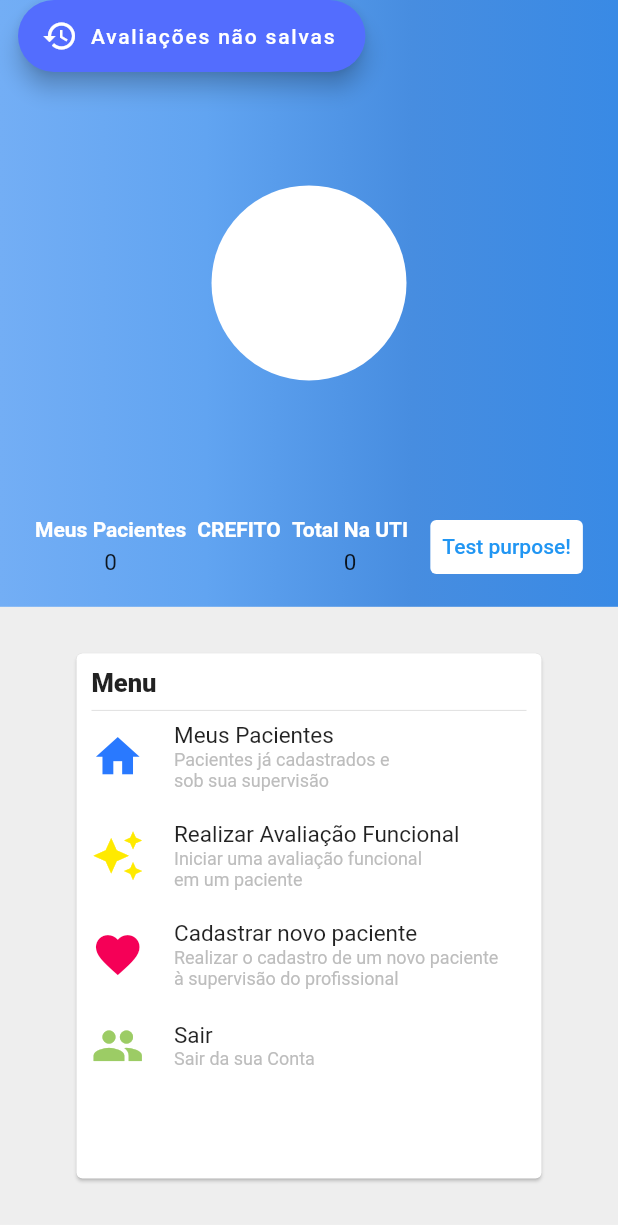
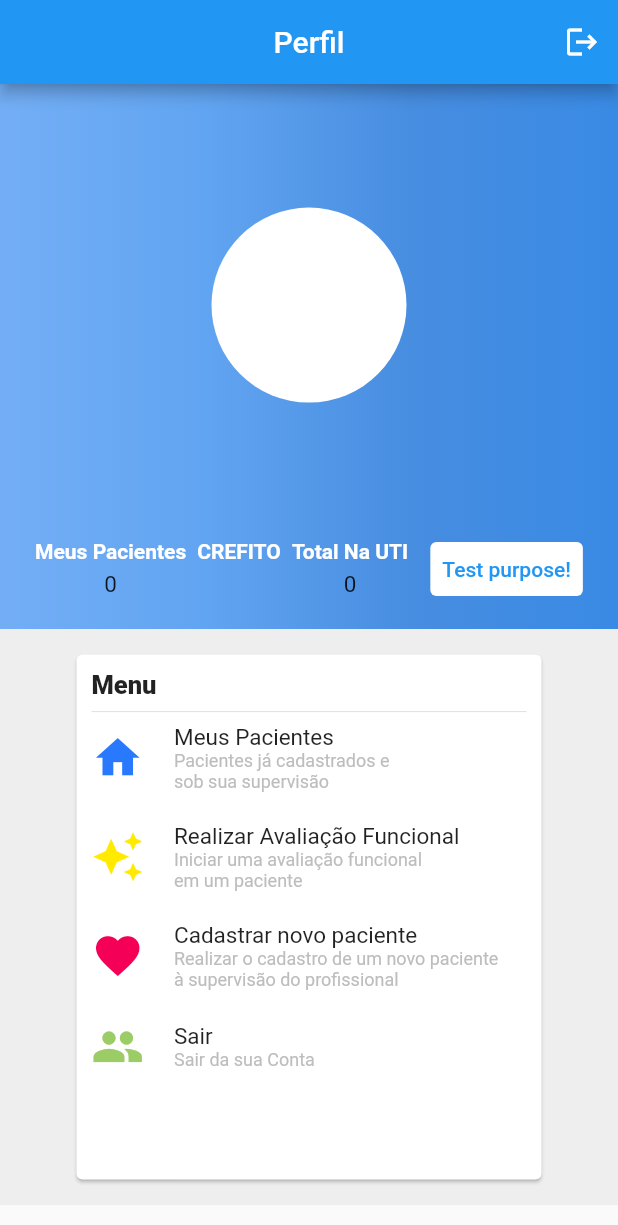
Before and after one commit to MathMarks/avaliaPhysio, a Flutter app: the screen it shows once a user with an empty profile is signed in, on a phone screen of 412 x 824 dp. Shown: the top 1225 px of the screen. Run offline on Flutter 3.47's test engine with Material 2 defaults, Android fonts, the phone set to English and light mode, and no system bars; our stand-ins replace cloud_firestore, firebase_auth, firebase_core, fl_chart, group_button and 2 more; missing offline and left inert: dart:ffi, localstore, open_file_plus, to_csv; accounts and stored records are empty.

Commit message:
0.6.3 - Adicionada appbar na página de perfil e implementada lógica pra botão de avaliações rápidas aparecer apenas quando houver avaliações a serem salvas

```diff
--- a/lib/profile_page.dart
+++ b/lib/profile_page.dart
@@ -9,6 +9,7 @@ import 'package:projeto_tcc_2/cadastroPacientes.dart';
 import 'package:projeto_tcc_2/login_screen.dart';
 import 'package:localstore/localstore.dart';
 import 'package:projeto_tcc_2/menu_avaliacoes.dart';
+import 'dart:developer' as developer;
 
 class Profile extends StatefulWidget {
   final String? msgPopUp;
@@ -50,30 +51,23 @@ class _ProfileState extends State<Profile> {
 
     if (FirebaseAuth.instance.currentUser != null) {
       return Scaffold(
-        /* floatingActionButton: FloatingActionButton(
-        onPressed: () {
-          Navigator.push(
-              context,
-              MaterialPageRoute(
-                  builder: (context) => AvaliacaoMRCHorizontal()));
-        },
-        child: Container(
-          width: 60,
-          height: 60,
-          child: Icon(Icons.add),
-          decoration: BoxDecoration(
-              shape: BoxShape.circle,
-              gradient: LinearGradient(
-                colors: [
-                  Color(0xFF73AEF5),
-                  Color(0xFF61A4F1),
-                  Color(0xFF478DE0),
-                  Color(0xFF398AE5),
-                ],
-              )),
+        appBar: AppBar(
+          title: Text('Perfil'),
+          centerTitle: true,
+          backgroundColor: Colors.blue,
+          actions: [
+            IconButton(
+              icon: Icon(Icons.logout),
+              onPressed: () {
+                FirebaseAuth.instance.signOut();
+                Navigator.pushReplacement(
+                    context,
+                    MaterialPageRoute(
+                        builder: (BuildContext context) => LoginScreen()));
+              },
+            )
+          ],
         ),
-      ),
-      */
         body: Stack(
           children: [
             Column(
@@ -98,7 +92,7 @@ class _ProfileState extends State<Profile> {
                         child: SingleChildScrollView(
                           child: Column(children: [
                             SizedBox(
-                              height: screenSize.height.toInt() * 0.15,
+                              height: screenSize.height.toInt() * 0.10,
                             ),
                             CircleAvatar(
                               radius: 65.0,
@@ -468,12 +462,6 @@ class _ProfileState extends State<Profile> {
           ],
         ),
         floatingActionButton: _mostraAFB(),
-        // floatingActionButton: FloatingActionButton.extended(
-        //   onPressed: () {},
-        //   icon: const Icon(Icons.play_arrow),
-        //   label: const Text('Avaliações não salvas'),
-        //   backgroundColor: Colors.indigoAccent,
-        // ),
         floatingActionButtonLocation: FloatingActionButtonLocation.miniStartTop,
       );
     } else {
@@ -482,22 +470,6 @@ class _ProfileState extends State<Profile> {
     }
 
     return Scaffold();
-  }
-
-  Widget _mostraAFB() {
-    //if (_localDb.toString().isNotEmpty) {
-    //colocar para verificar se tem algo armazenado temporáriamente
-    //return Container();
-    //} else {
-    return FloatingActionButton.extended(
-      onPressed: () {
-        showAlertDialog(context);
-      },
-      icon: const Icon(Icons.history),
-      label: const Text('Avaliações não salvas'),
-      backgroundColor: Colors.indigoAccent,
-    );
-    // }
   }
 
   showAlertDialog(BuildContext context) async {
@@ -638,9 +610,9 @@ class _ProfileState extends State<Profile> {
       builder: (BuildContext context) {
         return AlertDialog(
           title: const Text('Importante!'),
-          content: SingleChildScrollView(
+          content: const SingleChildScrollView(
             child: ListBody(
-              children: const <Widget>[
+              children: <Widget>[
                 Text('A Avaliação Rápida foi excluída com êxito.'),
               ],
             ),
@@ -657,4 +629,66 @@ class _ProfileState extends State<Profile> {
       },
     );
   }
+
+  Widget _mostraAFBT() {
+    final docs = _localDb.collection('avaliacoes').get();
+
+    developer.log(docs.asStream().length.toString(), name: "AFB");
+
+    if (1 > 0) {
+      //colocar para verificar se tem algo armazenado temporáriamente
+      return Container();
+    } else {
+      return FloatingActionButton.extended(
+        onPressed: () {
+          showAlertDialog(context);
+        },
+        icon: const Icon(Icons.history),
+        label: const Text('Avaliações não salvas'),
+        backgroundColor: Colors.indigoAccent,
+      );
+      // }
+    }
+  }
+
+  Widget _mostraAFB() {
+    final docs = _localDb.collection('avaliacoes').get();
+
+    developer.log(docs.asStream().length.toString(), name: "AFB 2");
+    return StreamBuilder<Map<String, dynamic>?>(
+      stream: docs.asStream(),
+      builder: ((context, AsyncSnapshot<Map<String, dynamic>?> snapshot) {
+        developer.log(snapshot.toString());
+        if (snapshot.hasData) {
+          developer.log("Tem dados no armazenamento local", name: "LocalStore");
+          return FloatingActionButton.extended(
+            onPressed: () {
+              showAlertDialog(context);
+            },
+            icon: const Icon(Icons.history),
+            label: const Text('Avaliações não salvas'),
+            backgroundColor: Colors.indigoAccent,
+          );
+        } else {
+          developer.log("Não tem dados no armazenamento local",
+              name: "LocalStore");
+          return Container();
+        }
+      }),
+    );
+    // if (1 > 0) {
+    //   //colocar para verificar se tem algo armazenado temporáriamente
+    //   return Container();
+    // } else {
+    //   return FloatingActionButton.extended(
+    //     onPressed: () {
+    //       showAlertDialog(context);
+    //     },
+    //     icon: const Icon(Icons.history),
+    //     label: const Text('Avaliações não salvas'),
+    //     backgroundColor: Colors.indigoAccent,
+    //   );
+    //   // }
+    // }
+  }
 }
```
